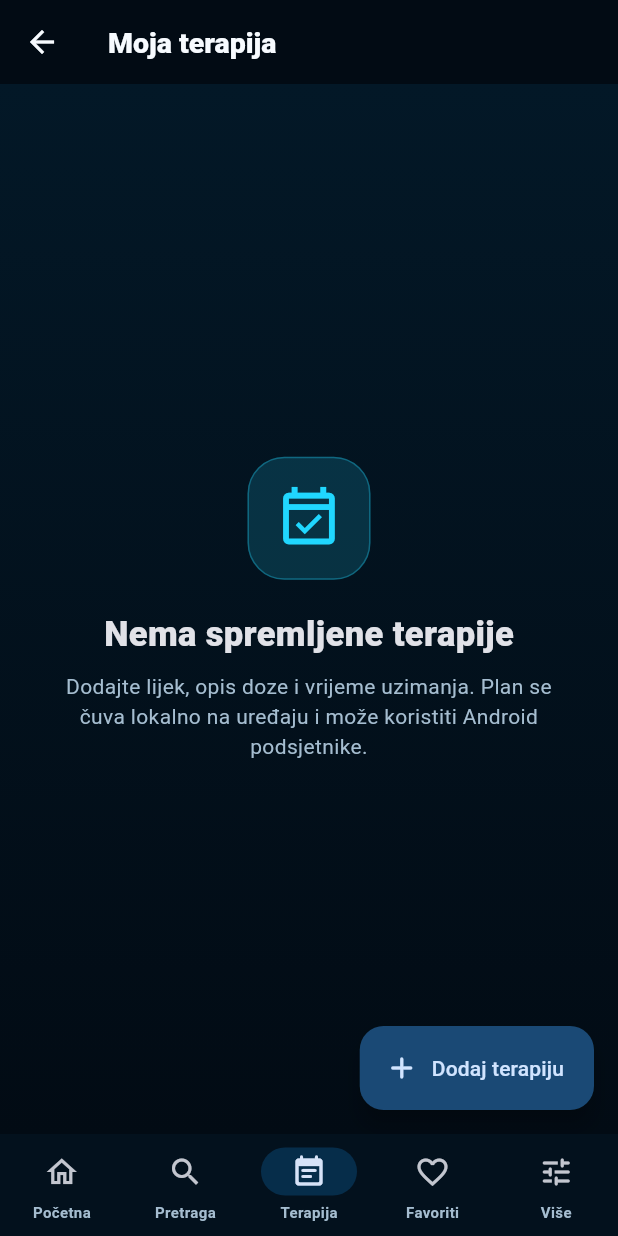
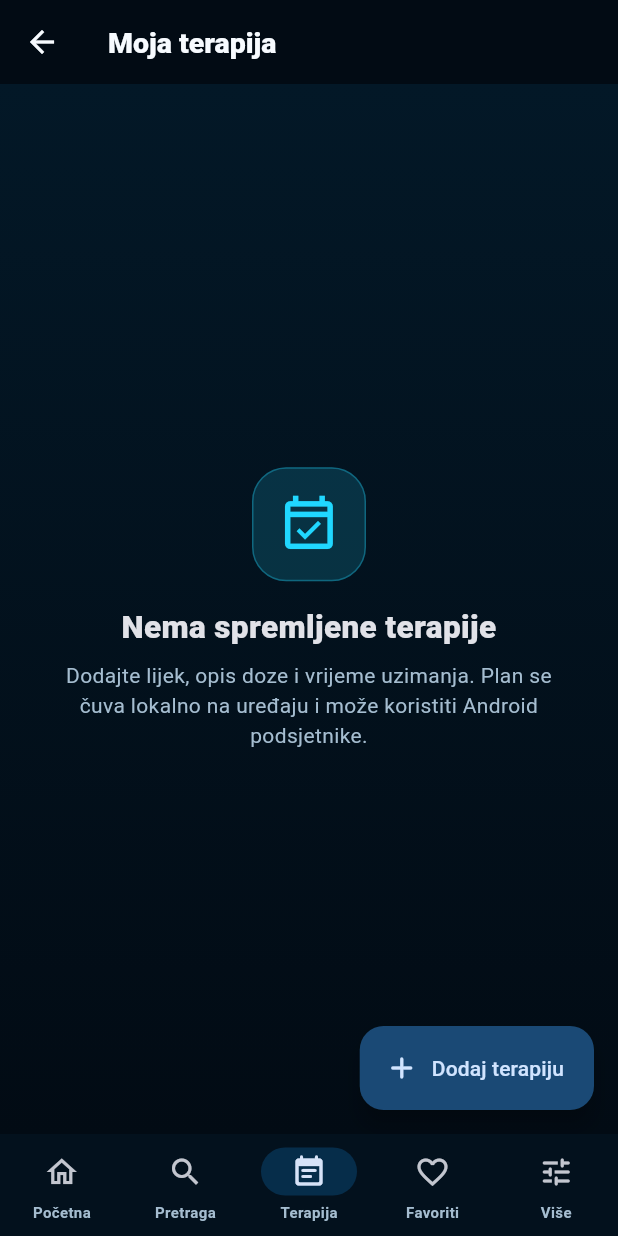
Before and after one commit to bren-wp/MediX, a Flutter app: the AppShell screen opened directly with empty values, item 3 of the bottom bar chosen, on a phone screen of 412 x 824 dp. Run offline on Flutter 3.47's test engine with Material 3 defaults, Android fonts, the phone set to English and light mode, and no system bars; our stand-ins replace flutter_local_notifications, flutter_timezone, shared_preferences, timezone; accounts and stored records are empty.

Commit message:
refactor: reuse MediX empty state in therapy

```diff
--- a/lib/features/therapy/therapy_screen.dart
+++ b/lib/features/therapy/therapy_screen.dart
@@ -39,7 +39,12 @@
             label: const Text('Dodaj terapiju'),
           ),
           child: state.therapy.isEmpty
-              ? const _EmptyTherapy()
+              ? const MedixEmptyState(
+                  icon: Icons.event_available_outlined,
+                  title: 'Nema spremljene terapije',
+                  message:
+                      'Dodajte lijek, opis doze i vrijeme uzimanja. Plan se čuva lokalno na uređaju i može koristiti Android podsjetnike.',
+                )
               : ListView(
                   padding: const EdgeInsets.fromLTRB(16, 8, 16, 96),
                   children: [
@@ -58,46 +63,6 @@
                 ),
         );
       },
-    );
-  }
-}
-
-class _EmptyTherapy extends StatelessWidget {
-  const _EmptyTherapy();
-
-  @override
-  Widget build(BuildContext context) {
-    return Center(
-      child: SingleChildScrollView(
-        padding: const EdgeInsets.all(30),
-        child: Column(
-          mainAxisAlignment: MainAxisAlignment.center,
-          children: [
-            const MedixIconBubble(
-              icon: Icons.event_available_outlined,
-              color: MedixColors.cyan,
-              size: 82,
-            ),
-            const SizedBox(height: 20),
-            const Text(
-              'Nema spremljene terapije',
-              style: TextStyle(
-                fontSize: 23,
-                fontWeight: FontWeight.w900,
-              ),
-            ),
-            const SizedBox(height: 8),
-            const Text(
-              'Dodajte lijek, opis doze i vrijeme uzimanja. Plan se čuva lokalno na uređaju i može koristiti Android podsjetnike.',
-              textAlign: TextAlign.center,
-              style: TextStyle(
-                color: MedixColors.textSecondary,
-                height: 1.45,
-              ),
-            ),
-          ],
-        ),
-      ),
     );
   }
 }
```
